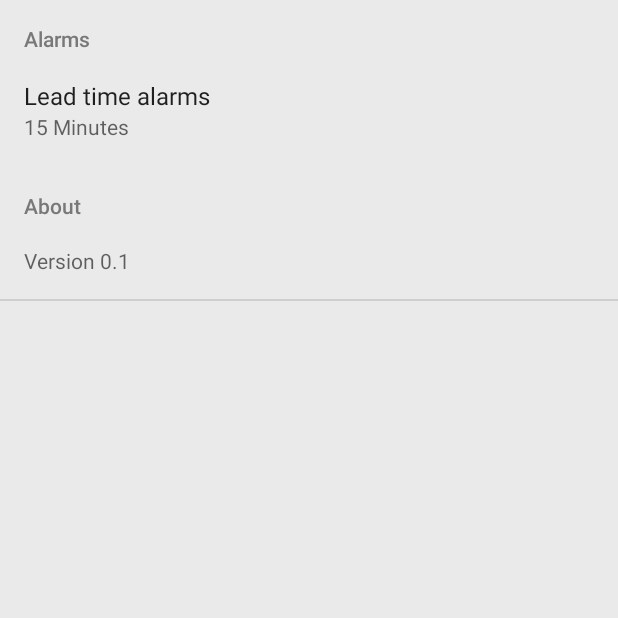
After one commit to ChristianSchroedel/Android.DoYourStuff, an Android app: the SettingsActivity screen opened directly, with no data from a screen before it, on a phone screen of 412 x 824 dp, the top half of it. The commit adds this screen. Run offline under Robolectric (Android 15) with nearby library versions, the phone set to English and light mode, and no system bars.

Commit message:
Added preferences showing version + setting lead time for alarms

```diff
--- /dev/null
+++ b/app/src/main/java/de/schroedel/doyourstuff/activity/SettingsActivity.java
@@ -0,0 +1,126 @@
+package de.schroedel.doyourstuff.activity;
+
+import android.content.Context;
+import android.content.SharedPreferences;
+import android.os.Bundle;
+import android.preference.ListPreference;
+import android.preference.Preference;
+import android.preference.PreferenceActivity;
+import android.preference.PreferenceFragment;
+
+import java.util.List;
+
+import de.schroedel.doyourstuff.BuildConfig;
+import de.schroedel.doyourstuff.R;
+import de.schroedel.doyourstuff.alarm.ToDoAlarmManager;
+import de.schroedel.doyourstuff.content.ListItem;
+import de.schroedel.doyourstuff.content.ToDoItem;
+import de.schroedel.doyourstuff.database.ToDoDatabase;
+import de.schroedel.doyourstuff.database.ToDoEntryTable;
+
+/**
+ * Activity containing available {@link Preference} items of application.
+ */
+public class SettingsActivity extends PreferenceActivity
+{
+	public static final String KEY_PREF_ALARM_LEAD_TIME =
+		"pref_alarm_lead_time";
+
+	public static final String KEY_PREF_VERSION = "pref_version";
+
+	@Override
+	protected void onCreate(Bundle savedInstanceState)
+	{
+		super.onCreate(savedInstanceState);
+
+		getFragmentManager().
+			beginTransaction().
+			replace(android.R.id.content, new SettingsFragment()).
+			commit();
+	}
+
+	/**
+	 * Fragment showing {@link Preference} items and listening to changes of
+	 * {@link SharedPreferences}.
+	 */
+	public static class SettingsFragment extends PreferenceFragment implements
+		SharedPreferences.OnSharedPreferenceChangeListener
+	{
+		@Override
+		public void onCreate(Bundle savedInstanceState)
+		{
+			super.onCreate(savedInstanceState);
+
+			addPreferencesFromResource(R.xml.preferences);
+
+			Preference prefVersion = findPreference(KEY_PREF_VERSION);
+			prefVersion.setSummary(
+				getString(
+					R.string.pref_summary_version,
+					BuildConfig.VERSION_NAME));
+
+			ListPreference prefAlarmLeadTime = (ListPreference)
+				getPreferenceScreen().
+					findPreference(KEY_PREF_ALARM_LEAD_TIME);
+			prefAlarmLeadTime.setSummary(prefAlarmLeadTime.getEntry());
+		}
+
+		@Override
+		public void onResume()
+		{
+			super.onResume();
+
+			getPreferenceScreen().
+				getSharedPreferences().
+				registerOnSharedPreferenceChangeListener(this);
+		}
+
+		@Override
+		public void onPause()
+		{
+			super.onPause();
+
+			getPreferenceScreen().
+				getSharedPreferences().
+				unregisterOnSharedPreferenceChangeListener(this);
+		}
+
+		@Override
+		public void onSharedPreferenceChanged(
+			SharedPreferences sharedPreferences,
+			String key)
+		{
+			if (key.equals(KEY_PREF_ALARM_LEAD_TIME))
+			{
+				ListPreference prefAlarmLeadTime =
+					(ListPreference) getPreferenceScreen().findPreference(key);
+				prefAlarmLeadTime.setSummary(prefAlarmLeadTime.getEntry());
+
+				long leadTime = Long.valueOf(prefAlarmLeadTime.getValue());
+
+				updateAlarmTimes(getActivity(), leadTime);
+			}
+		}
+	}
+
+	/**
+	 * Updates already set alarm times of known {@link ToDoItem}s.
+	 *
+	 * @param context context
+	 * @param leadTime lead time before an alarm will be triggered before
+	 */
+	private static void updateAlarmTimes(Context context, long leadTime)
+	{
+		ToDoDatabase doDatabase = ToDoDatabase.getInstance(context);
+		ToDoEntryTable entryTable = doDatabase.getToDoEntryTable();
+
+		List<ListItem> items = entryTable.getAll();
+
+		for (ListItem item : items)
+			if (item instanceof ToDoItem)
+				ToDoAlarmManager.setReminderAlarm(
+					context,
+					(ToDoItem) item,
+					leadTime);
+	}
+}
--- a/app/src/main/res/menu/menu_list.xml
+++ b/app/src/main/res/menu/menu_list.xml
@@ -9,4 +9,9 @@
 		android:icon="@drawable/ic_action_edit"
 		doitlater:showAsAction="ifRoom"/>
 
+	<item
+		android:id="@+id/action_settings"
+		android:title="@string/action_settings"
+		doitlater:showAsAction="never"/>
+
 </menu>
--- /dev/null
+++ b/app/src/main/res/values/arrays.xml
@@ -0,0 +1,20 @@
+<?xml version="1.0" encoding="utf-8"?>
+<resources>
+
+	<string-array name="lead_time_entries">
+		<item>No lead time</item>
+		<item>5 Minutes</item>
+		<item>15 Minutes</item>
+		<item>30 Minutes</item>
+		<item>1 hour</item>
+	</string-array>
+
+	<string-array name="lead_time_entry_values">
+		<item>0</item>
+		<item>300000</item>
+		<item>900000</item>
+		<item>1800000</item>
+		<item>3600000</item>
+	</string-array>
+
+</resources>
--- a/app/src/main/res/values/strings.xml
+++ b/app/src/main/res/values/strings.xml
@@ -10,6 +10,7 @@
 	<string name="action_add">Add item</string>
 	<string name="action_edit">Edit item</string>
 	<string name="action_undo">Undo</string>
+	<string name="action_settings">Settings</string>
 
 	<string name="hint_title">Title</string>
 	<string name="hint_description">Description</string>
@@ -17,6 +18,13 @@
 	<string name="btn_create">Create</string>
 
 	<string name="info_deleted">%1$d item deleted</string>
+
+	<string name="pref_category_alarms">Alarms</string>
+	<string name="pref_category_about">About</string>
+
+	<string name="pref_title_alarm_lead_time">Lead time alarms</string>
+
+	<string name="pref_summary_version">Version %1$s</string>
 
     <string name="header_today">Today</string>
     <string name="header_missed">Missed</string>
--- a/app/src/main/res/values/styles.xml
+++ b/app/src/main/res/values/styles.xml
@@ -24,6 +24,7 @@
     <style name="ToDoToolBar" parent="@style/AppTheme">
         <item name="android:textColorPrimary">@color/white</item>
         <item name="android:textColorSecondary">@color/white</item>
+		<item name="android:textColor">@color/accent</item>
 		<item name="titleTextAppearance">@style/ToDoToolBarText</item>
     </style>
 
--- /dev/null
+++ b/app/src/main/res/xml/preferences.xml
@@ -0,0 +1,22 @@
+<?xml version="1.0" encoding="utf-8"?>
+<PreferenceScreen
+	xmlns:android="http://schemas.android.com/apk/res/android">
+
+	<PreferenceCategory android:title="@string/pref_category_alarms">
+
+		<ListPreference
+			android:key="pref_alarm_lead_time"
+			android:title="@string/pref_title_alarm_lead_time"
+			android:entries="@array/lead_time_entries"
+			android:entryValues="@array/lead_time_entry_values"
+			android:defaultValue="900000"/>
+
+	</PreferenceCategory>
+
+	<PreferenceCategory android:title="@string/pref_category_about">
+
+		<Preference android:key="pref_version"/>
+
+	</PreferenceCategory>
+
+</PreferenceScreen>
```
Also changed, not shown: app/src/main/AndroidManifest.xml (+10 -4 lines), 2 other files.
